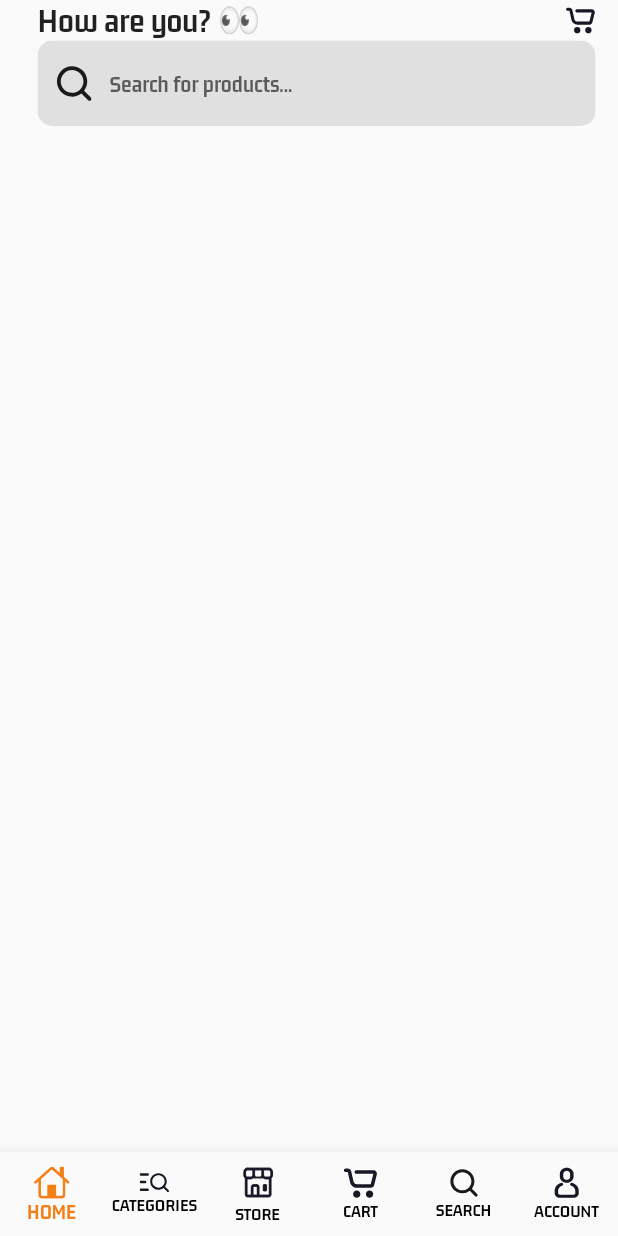
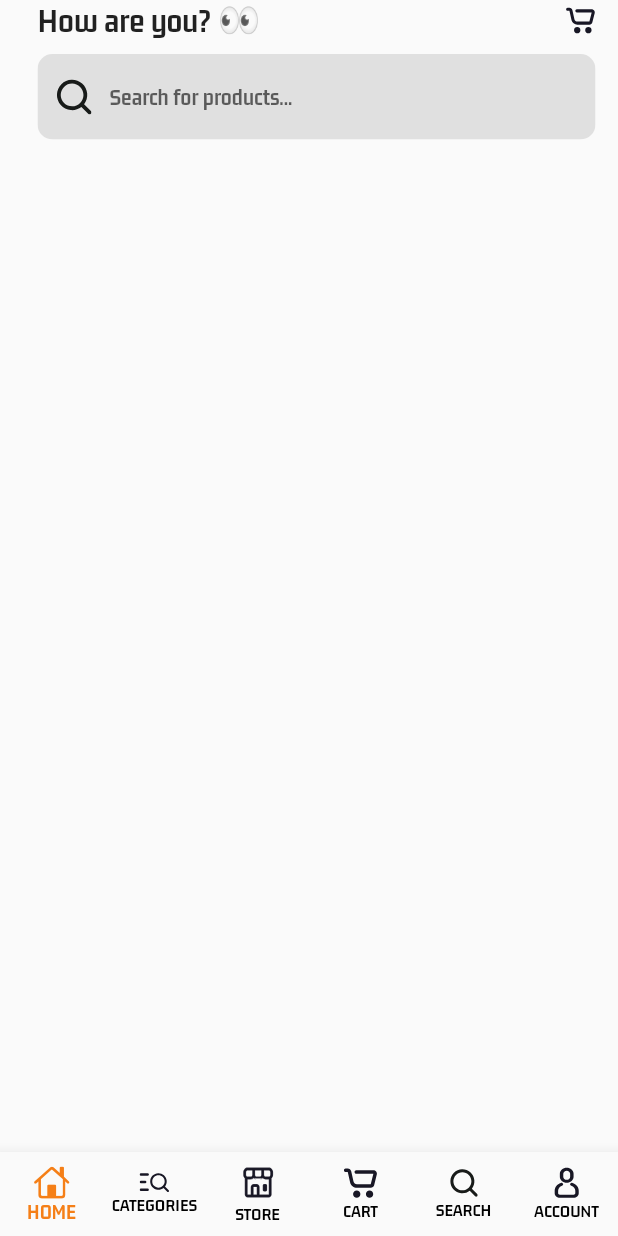
Before and after one commit to adogbeji/FlutterPracticeApp2, a Flutter app: the screen it shows after launch, on a phone screen of 412 x 824 dp. Run offline on Flutter 3.47's test engine with Material 2 defaults, Android fonts, the phone set to English and light mode, and no system bars; our stand-ins replace flutter_svg.

Commit message:
Create space above search bar in buyers home screen

```diff
--- a/lib/views/buyers/nav_screens/home_screen.dart
+++ b/lib/views/buyers/nav_screens/home_screen.dart
@@ -28,6 +28,9 @@ class HomeScreen extends StatelessWidget {
               )),
             ],
           ),
+          const SizedBox(
+            height: 9,
+          ),
           ClipRRect(
             borderRadius: BorderRadius.circular(10),
             child: TextField(
```
